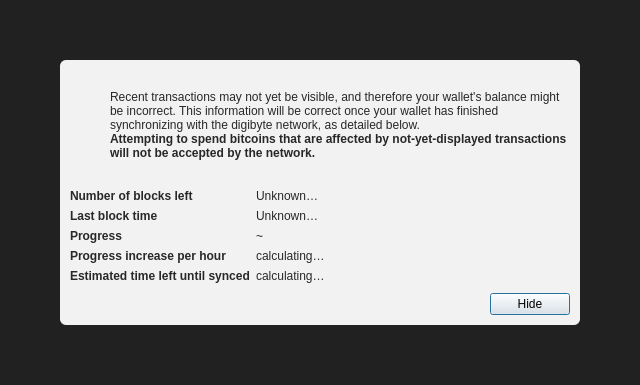
Qt form src/qt/forms/modaloverlay.ui (JohnnyLawDGB/digibyte) before a commit.
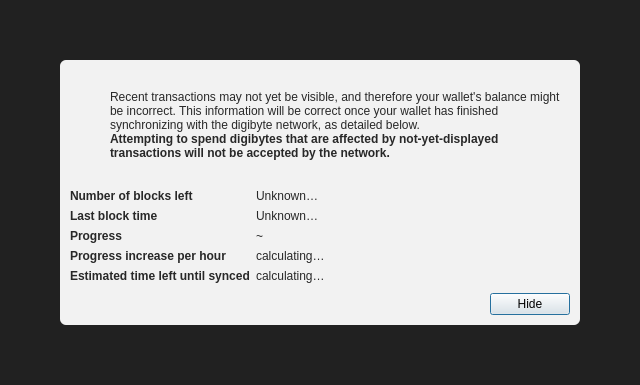
The same form after that commit. Icons and pictures are not drawn.

Commit message:
Phase 2: Complete Bitcoin to DigiByte content conversion
- Updated all build system files (configure.ac, Makefile.am, m4 macros)
- Converted all bitcoin_ variables to digibyte_ equivalents
- Updated Transifex configuration
- Fixed all binary names and library references
- Preserved Bitcoin Core developer copyrights

Patch:
```diff
--- a/src/qt/forms/modaloverlay.ui
+++ b/src/qt/forms/modaloverlay.ui
@@ -149,7 +149,7 @@
                 </font>
                </property>
                <property name="text">
-                <string>Attempting to spend bitcoins that are affected by not-yet-displayed transactions will not be accepted by the network.</string>
+                <string>Attempting to spend digibytes that are affected by not-yet-displayed transactions will not be accepted by the network.</string>
                </property>
                <property name="textFormat">
                 <enum>Qt::RichText</enum>
```
The commit also changes 385 other files.
